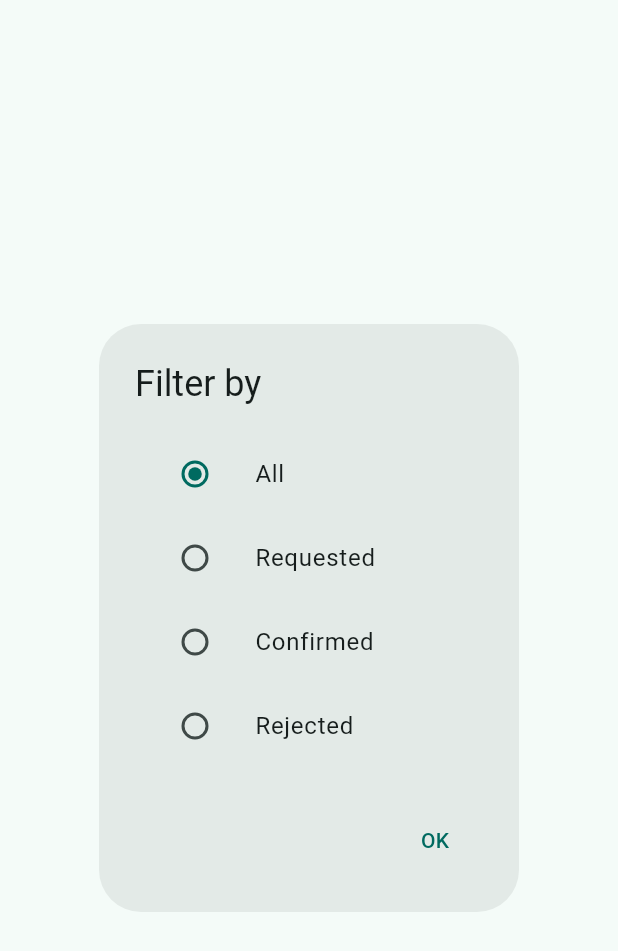
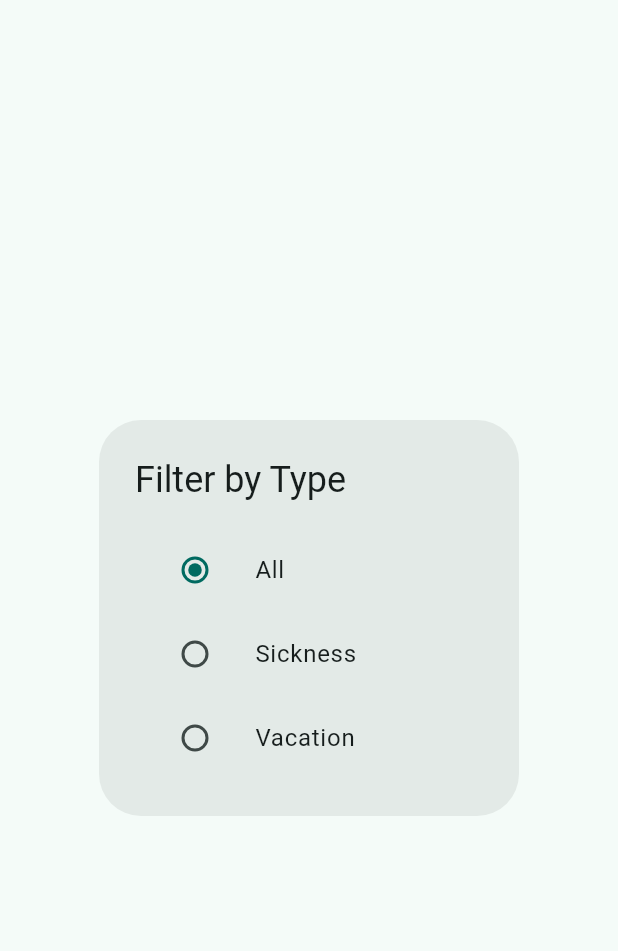
Before and after one commit to islamdidarmd/nice_absence_manager_app, a Flutter app: the FilterDialog widget shown alone on an empty page, opened directly, on a phone screen of 412 x 824 dp. Shown: the top 951 px of the screen. Run offline on Flutter 3.47's test engine with Material 3 defaults, Android fonts, the phone set to English and light mode, and no system bars; our stand-ins replace bloc, dart_mappable, equatable, flutter_bloc, get_it, injectable; generated files the repository leaves out were written again.

Commit message:
Create Type filtering

```diff
--- a/lib/absences/data/absence_repository.dart
+++ b/lib/absences/data/absence_repository.dart
@@ -11,13 +11,13 @@ class AbsenceRepository {
 
   Future<List<Absence>> fetchAbsenceList() async {
     final allAbsent = await absenceApi.fetchAllAbsent();
-    await Future.delayed(Duration(seconds: 5));
+    await Future.delayed(Duration(seconds: 1));
     return allAbsent.map((e) => Absence.fromMap(e)).toList(growable: false);
   }
 
   Future<List<Member>> fetchMemberList() async {
     final allMember = await absenceApi.fetchAllMember();
-    await Future.delayed(Duration(seconds: 5));
+    await Future.delayed(Duration(seconds: 1));
     return allMember.map((e) => Member.fromMap(e)).toList(growable: false);
   }
 }
--- a/lib/absences/ui/cubit/absence_list_cubit.dart
+++ b/lib/absences/ui/cubit/absence_list_cubit.dart
@@ -3,6 +3,7 @@ import 'package:equatable/equatable.dart';
 import 'package:injectable/injectable.dart';
 import 'package:nice_absence_manager_app/absences/data/absence_repository.dart';
 import 'package:nice_absence_manager_app/absences/data/model/absence.dart';
+import 'package:nice_absence_manager_app/absences/ui/view_model/absence_filter.dart';
 import 'package:nice_absence_manager_app/absences/ui/view_model/absence_list_item_model.dart';
 
 part 'absence_list_state.dart';
@@ -13,6 +14,9 @@ class AbsenceListCubit extends Cubit<AbsenceListState> {
 
   final AbsenceRepository absenceRepository;
   final List<AbsenceListItemModel> _allAbsence = [];
+  final List<AbsenceListItemModel> _filtered = [];
+
+  var _typeFilter = TypeFilter.all;
 
   Future<void> loadAbsenceList() async {
     emit(AbsenceListLoadingState());
@@ -23,11 +27,38 @@ class AbsenceListCubit extends Cubit<AbsenceListState> {
       if (_allAbsence.isEmpty) {
         emit(AbsenceListEmptyState());
       } else {
-        emit(AbsenceListLoadedState(_allAbsence));
+        emit(AbsenceListLoadedState(_typeFilter, _allAbsence));
       }
     } catch (e) {
       emit(AbsenceListErrorState());
     }
+  }
+
+  void filterAbsenceListBy(TypeFilter newFilter) {
+    if (_typeFilter == newFilter) {
+      return;
+    }
+
+    _typeFilter = newFilter;
+    switch (_typeFilter) {
+      case TypeFilter.all:
+        _filtered
+          ..clear()
+          ..addAll(_allAbsence);
+      case TypeFilter.sickness:
+        _filtered
+          ..clear()
+          ..addAll(
+            _allAbsence.where((e) => e.type == AbsenceType.sickness),
+          );
+      case TypeFilter.vacation:
+        _filtered
+          ..clear()
+          ..addAll(
+            _allAbsence.where((e) => e.type == AbsenceType.vacation),
+          );
+    }
+    emit(AbsenceListLoadedState(_typeFilter, _filtered));
   }
 
   Future<List<AbsenceListItemModel>> _fetchModels() async {
--- a/lib/absences/ui/cubit/absence_list_state.dart
+++ b/lib/absences/ui/cubit/absence_list_state.dart
@@ -1,10 +1,7 @@
 part of 'absence_list_cubit.dart';
 
-sealed class AbsenceListState extends Equatable {
+sealed class AbsenceListState {
   const AbsenceListState();
-
-  @override
-  List<Object?> get props => [];
 }
 
 final class AbsenceListInitialState extends AbsenceListState {}
@@ -16,10 +13,9 @@ final class AbsenceListErrorState extends AbsenceListState {}
 final class AbsenceListEmptyState extends AbsenceListState {}
 
 final class AbsenceListLoadedState extends AbsenceListState {
-  const AbsenceListLoadedState(this.absenceList);
+  const AbsenceListLoadedState(this.selectedFilter, this.absenceList);
+
+  final TypeFilter selectedFilter;
 
   final List<AbsenceListItemModel> absenceList;
-
-  @override
-  List<Object?> get props => [absenceList];
 }
--- /dev/null
+++ b/lib/absences/ui/view_model/absence_filter.dart
@@ -0,0 +1,11 @@
+import 'package:nice_absence_manager_app/absences/ui/view_model/absence_list_item_model.dart';
+
+enum TypeFilter { all, sickness, vacation }
+
+String formatFilterByType(TypeFilter typeFilter) {
+  return switch (typeFilter) {
+    TypeFilter.all => 'Type (All)',
+    TypeFilter.sickness => 'Sickness',
+    TypeFilter.vacation => 'Vacation',
+  };
+}
--- a/lib/absences/ui/view_model/absence_list_item_model.dart
+++ b/lib/absences/ui/view_model/absence_list_item_model.dart
@@ -1,10 +1,21 @@
 import 'package:nice_absence_manager_app/absences/data/model/absence.dart';
 import 'package:nice_absence_manager_app/absences/data/model/member.dart';
+
+enum AbsenceStatus {
+  requested,
+  rejected,
+  confirmed,
+}
+
+enum AbsenceType {
+  vacation,
+  sickness,
+}
 
 class AbsenceListItemModel {
   const AbsenceListItemModel({
     required this.userId,
-    required this.memeberName,
+    required this.memberName,
     required this.type,
     required this.startDate,
     required this.endDate,
@@ -15,17 +26,21 @@ class AbsenceListItemModel {
   });
 
   factory AbsenceListItemModel.from(Absence absence, Member member) {
-    var status = 'Requested';
+    var status = AbsenceStatus.requested;
     if (absence.rejectedAt != null) {
-      status = 'Rejected';
+      status = AbsenceStatus.rejected;
     } else if (absence.confirmedAt != null) {
-      status = 'Confirmed';
+      status = AbsenceStatus.confirmed;
+    }
+    var type = AbsenceType.vacation;
+    if (absence.type == 'sickness') {
+      type = AbsenceType.sickness;
     }
 
     return AbsenceListItemModel(
       userId: absence.userId,
-      memeberName: member.name,
-      type: absence.type,
+      memberName: member.name,
+      type: type,
       startDate: absence.startDate,
       endDate: absence.endDate,
       memberNote: absence.memberNote,
@@ -36,12 +51,12 @@ class AbsenceListItemModel {
   }
 
   final int userId;
-  final String memeberName;
-  final String type;
+  final String memberName;
+  final AbsenceType type;
   final DateTime startDate;
   final DateTime endDate;
   final String memberNote;
   final DateTime? rejectedAt;
   final String admitterNote;
-  final String status;
+  final AbsenceStatus status;
 }
--- a/lib/absences/ui/widgets/filter_dialog.dart
+++ b/lib/absences/ui/widgets/filter_dialog.dart
@@ -1,86 +1,93 @@
 import 'package:flutter/material.dart';
+import 'package:flutter_bloc/flutter_bloc.dart';
+import 'package:nice_absence_manager_app/absences/ui/cubit/absence_list_cubit.dart';
+import 'package:nice_absence_manager_app/absences/ui/view_model/absence_filter.dart';
 
-class FilterDialog extends StatefulWidget {
+class FilterDialog extends StatelessWidget {
   const FilterDialog({super.key});
 
   @override
-  State<FilterDialog> createState() => _FilterDialogState();
+  Widget build(BuildContext context) {
+    return BlocBuilder<AbsenceListCubit, AbsenceListState>(
+      buildWhen: (previous, current) => current is AbsenceListLoadedState,
+      builder: (context, state) {
+        if (state is AbsenceListLoadedState) {
+          final selectedOption = state.selectedFilter;
+          return _DialogBody(selectedOption: selectedOption);
+        }
+        return const SizedBox();
+      },
+    );
+  }
 }
 
-class _FilterDialogState extends State<FilterDialog> {
-  String selectedOption = 'All';
+class _DialogBody extends StatelessWidget {
+  const _DialogBody({
+    required this.selectedOption,
+    super.key,
+  });
+
+  final TypeFilter selectedOption;
 
   @override
   Widget build(BuildContext context) {
     return AlertDialog(
-      title: const Text('Filter by'),
+      title: const Text('Filter by Type'),
       content: Column(
         mainAxisSize: MainAxisSize.min,
         children: [
           _Choice(
-            value: 'All',
+            text: 'All',
+            value: TypeFilter.all,
             selected: selectedOption,
             onSelected: (value) {
-              selectedOption = value;
-              setState(() {
-                selectedOption = value;
-              });
+              context.read<AbsenceListCubit>().filterAbsenceListBy(value);
+              Navigator.of(context).pop();
             },
           ),
           _Choice(
-            value: 'Requested',
+            text: 'Sickness',
+            value: TypeFilter.sickness,
             selected: selectedOption,
             onSelected: (value) {
-              selectedOption = value;
-              setState(() {
-                selectedOption = value;
-              });
+              context.read<AbsenceListCubit>().filterAbsenceListBy(value);
+              Navigator.of(context).pop();
             },
           ),
           _Choice(
-            value: 'Confirmed',
+            text: 'Vacation',
+            value: TypeFilter.vacation,
             selected: selectedOption,
             onSelected: (value) {
-              selectedOption = value;
-              setState(() {
-                selectedOption = value;
-              });
-            },
-          ),
-          _Choice(
-            value: 'Rejected',
-            selected: selectedOption,
-            onSelected: (value) {
-              selectedOption = value;
-              setState(() {
-                selectedOption = value;
-              });
+              context.read<AbsenceListCubit>().filterAbsenceListBy(value);
+              Navigator.of(context).pop();
             },
           ),
         ],
       ),
-      actions: const [_OkButton()],
     );
   }
 }
 
 class _Choice extends StatelessWidget {
   const _Choice({
+    required this.text,
     required this.value,
     required this.selected,
     required this.onSelected,
     super.key,
   });
 
-  final String value;
-  final String selected;
-  final void Function(String onSelected) onSelected;
+  final String text;
+  final TypeFilter value;
+  final TypeFilter selected;
+  final void Function(TypeFilter onSelected) onSelected;
 
   @override
   Widget build(BuildContext context) {
     return ListTile(
-      title: Text(value),
-      leading: Radio<String>(
+      title: Text(text),
+      leading: Radio<TypeFilter>(
         value: value,
         groupValue: selected,
         onChanged: (value) => onSelected(value!),
@@ -88,17 +95,3 @@ class _Choice extends StatelessWidget {
     );
   }
 }
-
-class _OkButton extends StatelessWidget {
-  const _OkButton({super.key});
-
-  @override
-  Widget build(BuildContext context) {
-    return TextButton(
-      child: const Text('OK'),
-      onPressed: () {
-        Navigator.of(context).pop();
-      },
-    );
-  }
-}
```
Also changed, not shown: lib/absences/ui/absence_list.dart (+5 -7 lines), lib/absences/ui/widgets/absence_list_view.dart (+35 -11 lines), lib/main.dart (+10 -5 lines).
